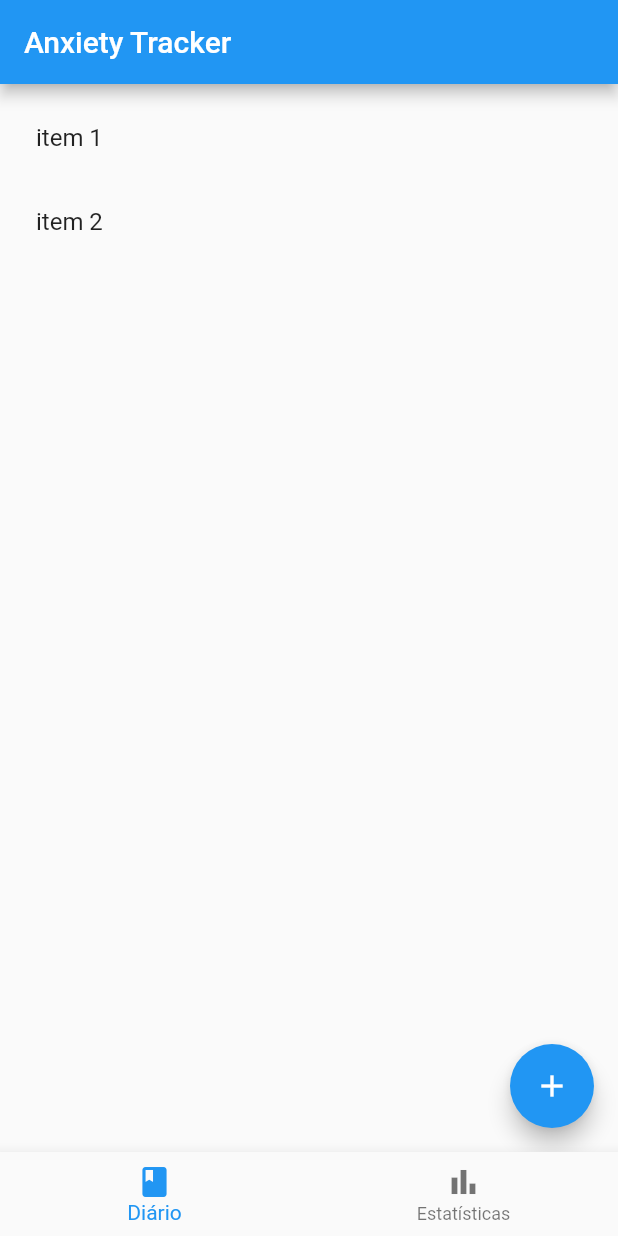
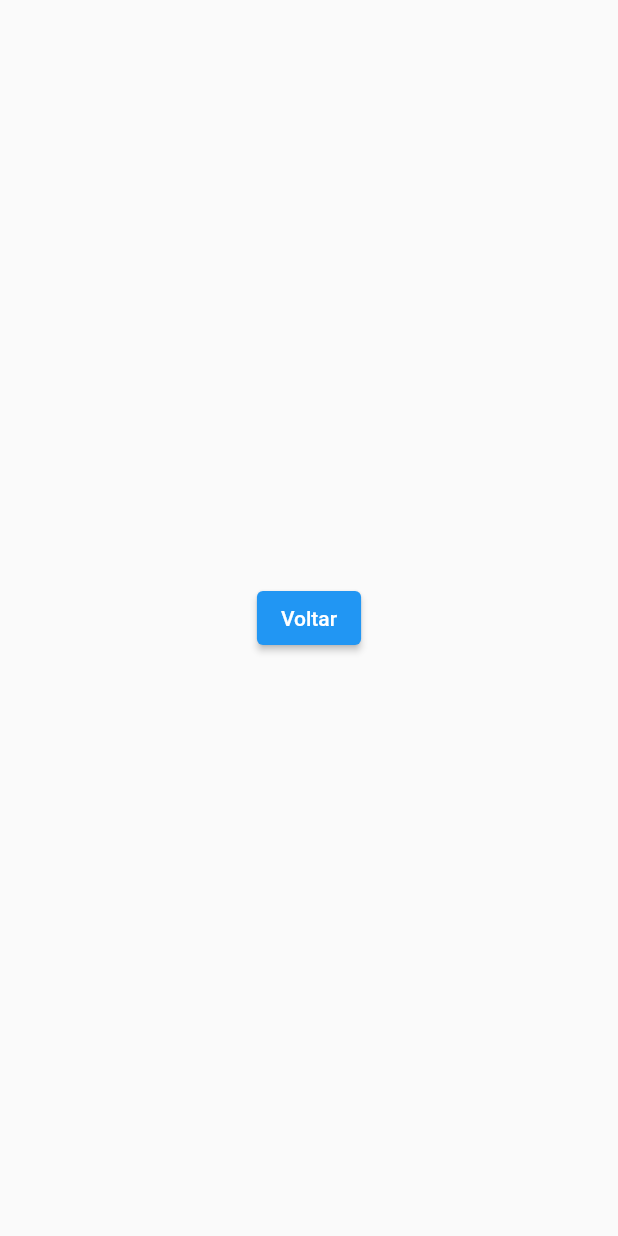
Before and after one commit to JenniferBrito/anxiety-tracker, a Flutter app: the screen it shows after launch, after a tap on the "add" icon, on a phone screen of 412 x 824 dp. Run offline on Flutter 3.47's test engine with Material 2 defaults, Android fonts, the phone set to English and light mode, and no system bars; our stand-ins replace cloud_firestore, firebase_core; missing offline and left inert: dart:html; accounts and stored records are empty; generated files the repository leaves out were written again.

Commit message:
Added CRUD

```diff
--- a/lib/pages/crisis_entrys.dart
+++ b/lib/pages/crisis_entrys.dart
@@ -1,3 +1,6 @@
+import 'dart:html';
+
+import 'package:anxiety_tracker/pages/new_crise.dart';
 import 'package:flutter/material.dart';
 
 class CrisisEntry extends StatelessWidget {
@@ -20,7 +23,10 @@ class CrisisEntry extends StatelessWidget {
       ),
       floatingActionButton: FloatingActionButton(
         child: const Icon(Icons.add),
-        onPressed: () => print('botão pressionado'),
+        onPressed: () {
+          Navigator.push(context,
+              MaterialPageRoute(builder: (context) => const NewCrise()));
+        },
       ),
     );
   }
--- /dev/null
+++ b/lib/pages/new_crise.dart
@@ -0,0 +1,18 @@
+import 'package:flutter/material.dart';
+
+class NewCrise extends StatelessWidget {
+  const NewCrise({Key? key}) : super(key: key);
+
+  @override
+  Widget build(BuildContext context) {
+    return Scaffold(
+      body: Center(
+        child: ElevatedButton(
+            onPressed: () {
+              Navigator.pop(context);
+            },
+            child: const Text('Voltar')),
+      ),
+    );
+  }
+}
```
Also changed, not shown: lib/database/db_service.dart (+70 -0 lines).
